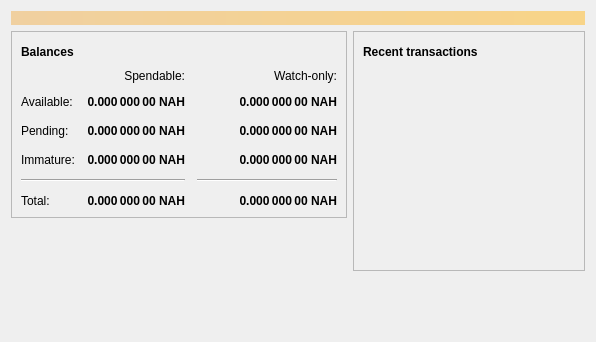
First picture: the form in src/qt/forms/overviewpage.ui, repository minblock/picscoin, before the edit.
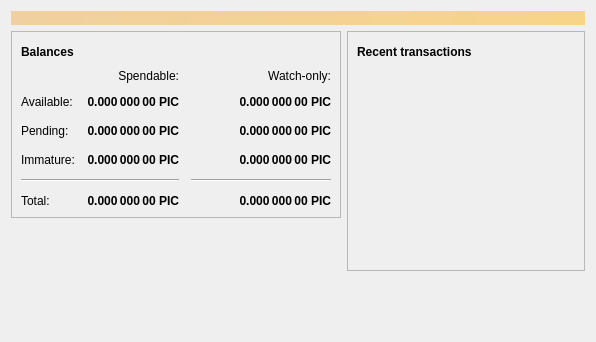
Second picture: the form after the edit. Icons and pictures are not drawn.

What changed in the file:
```diff
--- a/src/qt/forms/overviewpage.ui
+++ b/src/qt/forms/overviewpage.ui
@@ -129,7 +129,7 @@
                <string>Unconfirmed transactions to watch-only addresses</string>
               </property>
               <property name="text">
-               <string notr="true">0.000 000 00 NAH</string>
+               <string notr="true">0.000 000 00 PIC</string>
               </property>
               <property name="alignment">
                <set>Qt::AlignRight|Qt::AlignTrailing|Qt::AlignVCenter</set>
@@ -154,7 +154,7 @@
                <string>Total of transactions that have yet to be confirmed, and do not yet count toward the spendable balance</string>
               </property>
               <property name="text">
-               <string notr="true">0.000 000 00 NAH</string>
+               <string notr="true">0.000 000 00 PIC</string>
               </property>
               <property name="alignment">
                <set>Qt::AlignRight|Qt::AlignTrailing|Qt::AlignVCenter</set>
@@ -179,7 +179,7 @@
                <string>Mined balance in watch-only addresses that has not yet matured</string>
               </property>
               <property name="text">
-               <string notr="true">0.000 000 00 NAH</string>
+               <string notr="true">0.000 000 00 PIC</string>
               </property>
               <property name="alignment">
                <set>Qt::AlignRight|Qt::AlignTrailing|Qt::AlignVCenter</set>
@@ -237,7 +237,7 @@
                <string>Mined balance that has not yet matured</string>
               </property>
               <property name="text">
-               <string notr="true">0.000 000 00 NAH</string>
+               <string notr="true">0.000 000 00 PIC</string>
               </property>
               <property name="alignment">
                <set>Qt::AlignRight|Qt::AlignTrailing|Qt::AlignVCenter</set>
@@ -282,7 +282,7 @@
                <string>Your current total balance</string>
               </property>
               <property name="text">
-               <string notr="true">0.000 000 00 NAH</string>
+               <string notr="true">0.000 000 00 PIC</string>
               </property>
               <property name="alignment">
                <set>Qt::AlignRight|Qt::AlignTrailing|Qt::AlignVCenter</set>
@@ -307,7 +307,7 @@
                <string>Current total balance in watch-only addresses</string>
               </property>
               <property name="text">
-               <string notr="true">0.000 000 00 NAH</string>
+               <string notr="true">0.000 000 00 PIC</string>
               </property>
               <property name="alignment">
                <set>Qt::AlignRight|Qt::AlignTrailing|Qt::AlignVCenter</set>
@@ -349,7 +349,7 @@
                <string>Your current spendable balance</string>
               </property>
               <property name="text">
-               <string notr="true">0.000 000 00 NAH</string>
+               <string notr="true">0.000 000 00 PIC</string>
               </property>
               <property name="alignment">
                <set>Qt::AlignRight|Qt::AlignTrailing|Qt::AlignVCenter</set>
@@ -374,7 +374,7 @@
                <string>Your current balance in watch-only addresses</string>
               </property>
               <property name="text">
-               <string notr="true">0.000 000 00 NAH</string>
+               <string notr="true">0.000 000 00 PIC</string>
               </property>
               <property name="alignment">
                <set>Qt::AlignRight|Qt::AlignTrailing|Qt::AlignVCenter</set>
```
Left out of the diff: 4 changed lines with no effect on the pictures.
